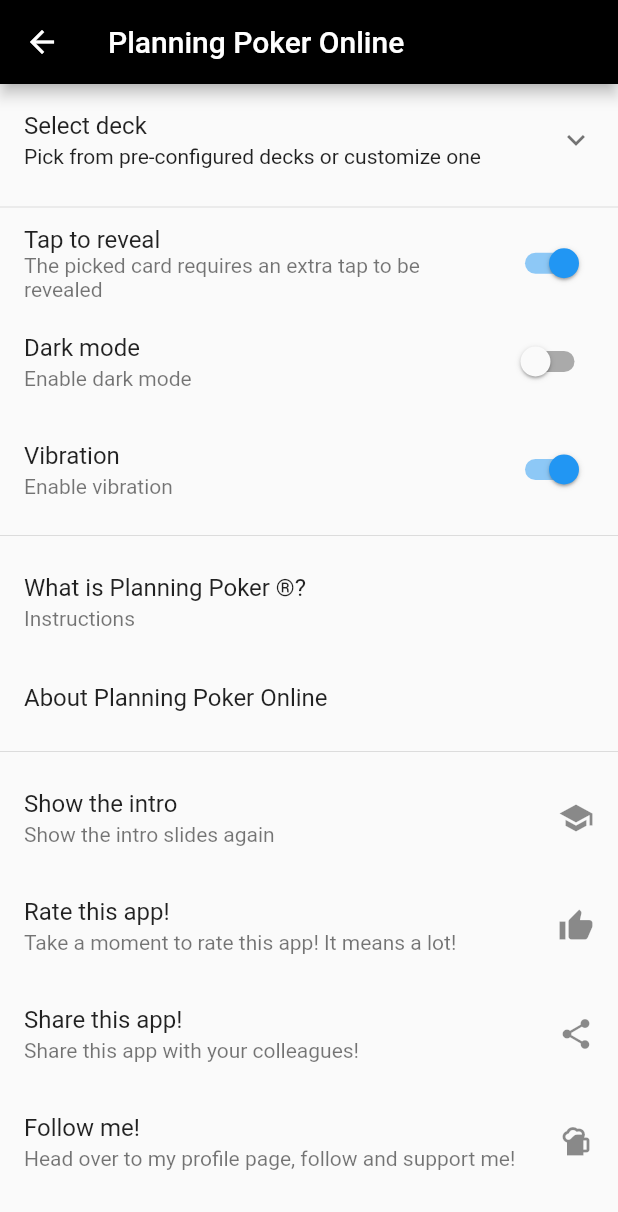
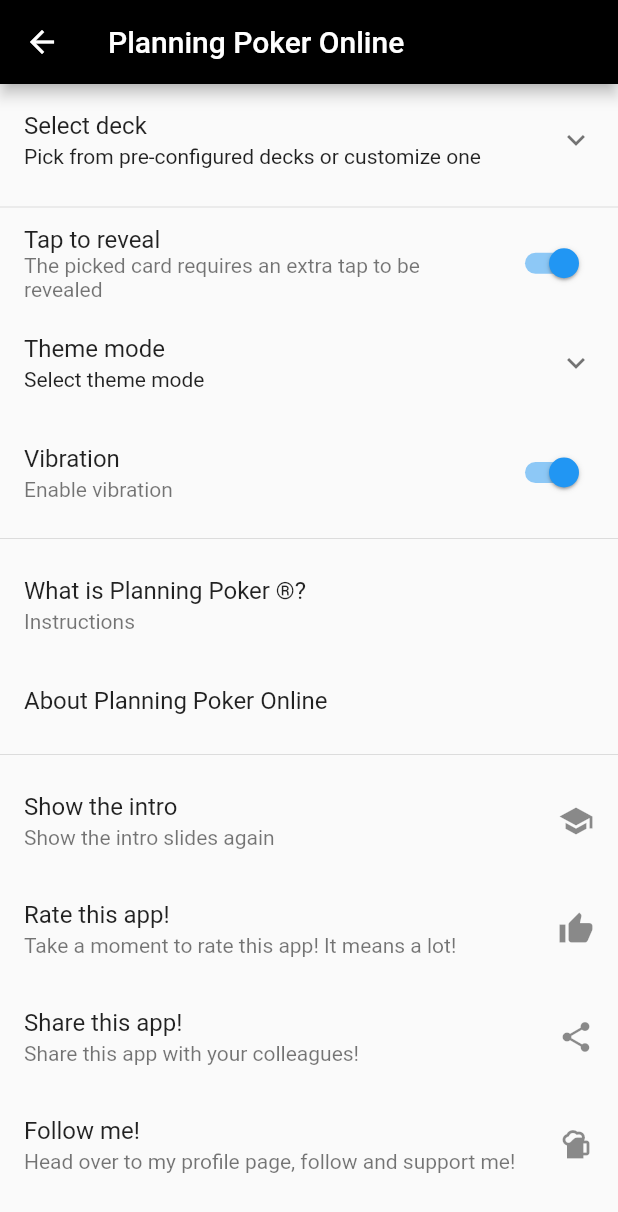
Before and after one commit to abianche/planningpoker, a Flutter app: the SettingsScreen screen opened by its route, on a phone screen of 412 x 824 dp. Shown: the top 1212 px of the screen. Run offline on Flutter 3.47's test engine with Material 2 defaults, Android fonts, the phone set to English and light mode, and no system bars; our stand-ins replace cloud_firestore, firebase_auth, firebase_core, flip_card, flutter_markdown, flutter_redux and 7 more; missing offline and left inert: launch_review; accounts and stored records are empty; generated files the repository leaves out were written again.

Commit message:
new theme handling

```diff
--- a/lib/app.dart
+++ b/lib/app.dart
@@ -27,7 +27,9 @@ class App extends StatelessWidget {
           onGenerateTitle: (context) => AppLocalizations.of(context).title,
           localizationsDelegates: AppLocalizations.localizationsDelegates,
           supportedLocales: AppLocalizations.supportedLocales,
-          theme: getTheme(context, vm.darkMode),
+          theme: lightTheme(),
+          darkTheme: darkTheme(),
+          themeMode: vm.themeMode,
           initialRoute: Routes.root,
           routes: getRoutes(),
           onUnknownRoute: (settings) => MaterialPageRoute(
@@ -41,15 +43,15 @@ class App extends StatelessWidget {
 }
 
 class _ViewModel {
-  final bool darkMode;
+  final ThemeMode themeMode;
 
   _ViewModel({
-    @required this.darkMode,
+    @required this.themeMode,
   });
 
   static _ViewModel fromStore(Store<AppState> store) {
     return _ViewModel(
-      darkMode: settingsSelector(store.state).darkMode,
+      themeMode: settingsSelector(store.state).themeMode,
     );
   }
 
@@ -57,9 +59,9 @@ class _ViewModel {
   bool operator ==(Object o) {
     if (identical(this, o)) return true;
 
-    return o is _ViewModel && o.darkMode == darkMode;
+    return o is _ViewModel && o.themeMode == themeMode;
   }
 
   @override
-  int get hashCode => darkMode.hashCode;
+  int get hashCode => themeMode.hashCode;
 }
--- a/lib/l10n/app_en.arb
+++ b/lib/l10n/app_en.arb
@@ -6,8 +6,11 @@
   "selectDeckInfo": "Pick from pre-configured decks or customize one",
   "tapToReveal": "Tap to reveal",
   "tapToRevealInfo": "The picked card requires an extra tap to be revealed",
-  "darkMode": "Dark mode",
-  "darkModeInfo": "Enable dark mode",
+  "themeMode": "Theme mode",
+  "themeModeInfo": "Select theme mode",
+  "themeModeSystem": "Follow system",
+  "themeModeLight": "Light theme",
+  "themeModeDark": "Dark theme",
   "vibration": "Vibration",
   "vibrationInfo": "Enable vibration",
   "whatIsPlanningPoker": "What is Planning Poker ®?",
--- a/lib/models/settings.model.dart
+++ b/lib/models/settings.model.dart
@@ -1,4 +1,5 @@
 import 'package:flutter/foundation.dart';
+import 'package:flutter/material.dart';
 import 'package:json_annotation/json_annotation.dart';
 import 'package:planningpoker/data/decks.dart';
 import 'package:planningpoker/models/deck.model.dart';
@@ -9,8 +10,8 @@ part 'settings.model.g.dart';
 
 /// Settings model for the application.
 class Settings {
-  /// Enables dark mode theme.
-  final bool darkMode;
+  /// Set theme mode.
+  final ThemeMode themeMode;
 
   /// Whether or not the cards need an extra tapping to be revealed.
   final bool tapToReveal;
@@ -28,7 +29,7 @@ class Settings {
   final bool seenIntro;
 
   const Settings({
-    this.darkMode,
+    this.themeMode,
     this.tapToReveal,
     this.vibration,
     this.selectedDeck,
@@ -42,7 +43,7 @@ class Settings {
 
   /// Creates the initial state of the settings
   Settings.initialState()
-      : darkMode = false,
+      : themeMode = ThemeMode.system,
         tapToReveal = true,
         vibration = true,
         selectedDeck = DeckType.standard,
@@ -50,7 +51,7 @@ class Settings {
         seenIntro = false;
 
   Settings copyWith({
-    bool darkMode,
+    ThemeMode themeMode,
     bool tapToReveal,
     bool vibration,
     DeckType selectedDeck,
@@ -58,7 +59,7 @@ class Settings {
     bool seenIntro,
   }) {
     return Settings(
-      darkMode: darkMode ?? this.darkMode,
+      themeMode: themeMode ?? this.themeMode,
       tapToReveal: tapToReveal ?? this.tapToReveal,
       vibration: vibration ?? this.vibration,
       selectedDeck: selectedDeck ?? this.selectedDeck,
@@ -69,7 +70,7 @@ class Settings {
 
   @override
   String toString() {
-    return 'Settings(darkMode: $darkMode, tapToReveal: $tapToReveal, vibration: $vibration, selectedDeck: $selectedDeck, customDeck: $customDeck, seenIntro: $seenIntro)';
+    return 'Settings(themeMode: $themeMode, tapToReveal: $tapToReveal, vibration: $vibration, selectedDeck: $selectedDeck, customDeck: $customDeck, seenIntro: $seenIntro)';
   }
 
   @override
@@ -77,7 +78,7 @@ class Settings {
     if (identical(this, o)) return true;
 
     return o is Settings &&
-        o.darkMode == darkMode &&
+        o.themeMode == themeMode &&
         o.tapToReveal == tapToReveal &&
         o.vibration == vibration &&
         o.selectedDeck == selectedDeck &&
@@ -87,7 +88,7 @@ class Settings {
 
   @override
   int get hashCode {
-    return darkMode.hashCode ^
+    return themeMode.hashCode ^
         tapToReveal.hashCode ^
         vibration.hashCode ^
         selectedDeck.hashCode ^
--- a/lib/redux/reducers/settings.reducer.dart
+++ b/lib/redux/reducers/settings.reducer.dart
@@ -9,7 +9,7 @@ final settingsReducer = combineReducers<Settings>([
 
 Settings _setSettings(Settings settings, SetSettingsAction action) {
   return settings.copyWith(
-    darkMode: action.settings.darkMode,
+    themeMode: action.settings.themeMode,
     tapToReveal: action.settings.tapToReveal,
     vibration: action.settings.vibration,
     selectedDeck: action.settings.selectedDeck,
--- a/lib/theme.dart
+++ b/lib/theme.dart
@@ -1,8 +1,15 @@
 import 'package:flutter/material.dart';
 
-ThemeData getTheme(BuildContext context, bool darkMode) {
-  return darkMode
-      ? ThemeData.dark().copyWith(
+ThemeData lightTheme() => ThemeData.light().copyWith(
+      toggleableActiveColor: Colors.red,
+      snackBarTheme: const SnackBarThemeData(
+        contentTextStyle: TextStyle(
+          fontSize: 16.0,
+        ),
+      ),
+    );
+
+ThemeData darkTheme() => ThemeData.dark().copyWith(
       toggleableActiveColor: Colors.orange,
       snackBarTheme: const SnackBarThemeData(
         contentTextStyle: TextStyle(
@@ -10,13 +17,4 @@ ThemeData getTheme(BuildContext context, bool darkMode) {
           color: Colors.white,
         ),
       ),
-        )
-      : ThemeData.light().copyWith(
-          toggleableActiveColor: Colors.red,
-          snackBarTheme: const SnackBarThemeData(
-            contentTextStyle: TextStyle(
-              fontSize: 16.0,
-            ),
-          ),
     );
-}
--- a/lib/views/home.screen.dart
+++ b/lib/views/home.screen.dart
@@ -60,7 +60,7 @@ class _HomeScreenState extends State<HomeScreen> {
           body: _pages[vm.appTab.index],
           bottomNavigationBar: BottomNavigationBar(
             elevation: 0.0,
-            fixedColor: vm.settings.darkMode ? Colors.white : Color(currentDeck.deckColor),
+            fixedColor: Theme.of(context).brightness == Brightness.dark ? Colors.white : Color(currentDeck.deckColor),
             currentIndex: vm.appTab.index,
             onTap: (value) => setState(() => vm.setCurrentTab(AppTab.values[value])),
             items: [
--- a/lib/views/settings.screen.dart
+++ b/lib/views/settings.screen.dart
@@ -94,13 +94,35 @@ class SettingsScreen extends StatelessWidget {
                 vm.settings.copyWith(tapToReveal: value),
               ),
             ),
-            SwitchListTile(
-              title: Text(AppLocalizations.of(context).darkMode),
-              subtitle: Text(AppLocalizations.of(context).darkModeInfo),
-              value: vm.settings.darkMode,
-              onChanged: (bool value) => vm.setSettings(
-                vm.settings.copyWith(darkMode: value),
-              ),
+            ExpansionTile(
+              title: Text(AppLocalizations.of(context).themeMode),
+              subtitle: Text(AppLocalizations.of(context).themeModeInfo),
+              children: [
+                RadioListTile(
+                  title: Text(AppLocalizations.of(context).themeModeSystem),
+                  value: ThemeMode.system.index,
+                  groupValue: vm.settings.themeMode.index,
+                  onChanged: (int newValue) {
+                    vm.setSettings(vm.settings.copyWith(themeMode: ThemeMode.system));
+                  },
+                ),
+                RadioListTile(
+                  title: Text(AppLocalizations.of(context).themeModeLight),
+                  value: ThemeMode.light.index,
+                  groupValue: vm.settings.themeMode.index,
+                  onChanged: (int newValue) {
+                    vm.setSettings(vm.settings.copyWith(themeMode: ThemeMode.light));
+                  },
+                ),
+                RadioListTile(
+                  title: Text(AppLocalizations.of(context).themeModeDark),
+                  value: ThemeMode.dark.index,
+                  groupValue: vm.settings.themeMode.index,
+                  onChanged: (int newValue) {
+                    vm.setSettings(vm.settings.copyWith(themeMode: ThemeMode.dark));
+                  },
+                ),
+              ],
             ),
             SwitchListTile(
               title: Text(AppLocalizations.of(context).vibration),
--- a/lib/widgets/card_back.dart
+++ b/lib/widgets/card_back.dart
@@ -56,11 +56,11 @@ class CardBack extends StatelessWidget {
                     child: Text(
                       AppLocalizations.of(context).confirm.toUpperCase(),
                       style: TextStyle(
-                        color: vm.settings.darkMode ? Colors.black : Colors.white,
+                        color: Theme.of(context).brightness == Brightness.dark ? Colors.black : Colors.white,
                       ),
                     ),
                     color: Color(
-                      vm.settings.darkMode ? deck.deckColorDark : deck.deckColor,
+                      Theme.of(context).brightness == Brightness.dark ? deck.deckColorDark : deck.deckColor,
                     ),
                   ),
                 ),
--- a/lib/widgets/player_card.dart
+++ b/lib/widgets/player_card.dart
@@ -56,7 +56,9 @@ class PlayerCard extends StatelessWidget {
                           child: CircularProgressIndicator(
                             valueColor: AlwaysStoppedAnimation<Color>(
                               Color(
-                                vm.settings.darkMode ? currentDeck.deckColorDark : currentDeck.deckColor,
+                                Theme.of(context).brightness == Brightness.dark
+                                    ? currentDeck.deckColorDark
+                                    : currentDeck.deckColor,
                               ),
                             ),
                           ),
@@ -74,11 +76,14 @@ class PlayerCard extends StatelessWidget {
                                 child: Text(
                                   AppLocalizations.of(context).confirm.toUpperCase(),
                                   style: TextStyle(
-                                    color: vm.settings.darkMode ? Colors.black : Colors.white,
+                                    color:
+                                        Theme.of(context).brightness == Brightness.dark ? Colors.black : Colors.white,
                                   ),
                                 ),
                                 color: Color(
-                                  vm.settings.darkMode ? currentDeck.deckColorDark : currentDeck.deckColor,
+                                  Theme.of(context).brightness == Brightness.dark
+                                      ? currentDeck.deckColorDark
+                                      : currentDeck.deckColor,
                                 ),
                               )
                             else
@@ -90,11 +95,14 @@ class PlayerCard extends StatelessWidget {
                                 child: Text(
                                   AppLocalizations.of(context).pickACard.toUpperCase(),
                                   style: TextStyle(
-                                    color: vm.settings.darkMode ? Colors.black : Colors.white,
+                                    color:
+                                        Theme.of(context).brightness == Brightness.dark ? Colors.black : Colors.white,
                                   ),
                                 ),
                                 color: Color(
-                                  vm.settings.darkMode ? currentDeck.deckColorDark : currentDeck.deckColor,
+                                  Theme.of(context).brightness == Brightness.dark
+                                      ? currentDeck.deckColorDark
+                                      : currentDeck.deckColor,
                                 ),
                               )
                           ],
```
Also changed, not shown: lib/l10n/app_it.arb (+5 -2 lines), lib/repository.dart (+6 -5 lines), lib/models/settings.model.g.dart. Lines whose indentation alone changed are shown as unchanged.
